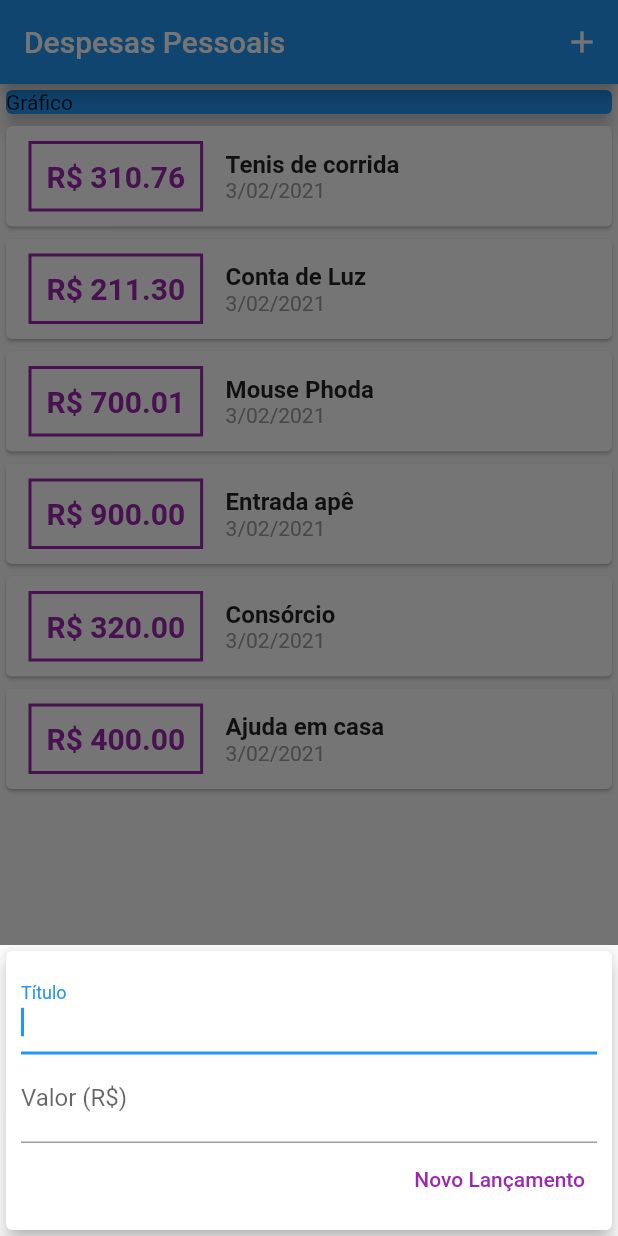
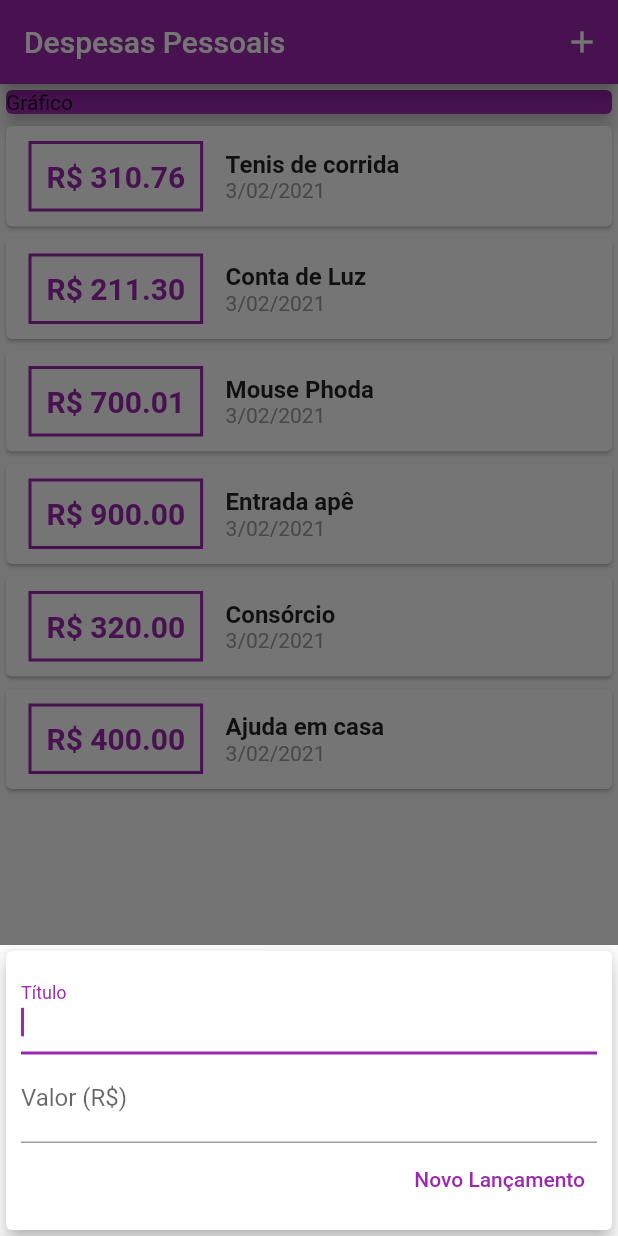
Before and after one commit to davidborelli/expenses, a Flutter app: the screen it shows after launch, after a tap on the "add" icon, on a phone screen of 412 x 824 dp. Run offline on Flutter 3.47's test engine with Material 2 defaults, Android fonts, the phone set to English and light mode, and no system bars.

Commit message:
feat: add theme color

```diff
--- a/lib/components/transaction_form.dart
+++ b/lib/components/transaction_form.dart
@@ -1,7 +1,8 @@
 import 'package:flutter/material.dart';
 
 class TransactionForm extends StatefulWidget {
-  final void Function(String title, double value, BuildContext context) addTransaction;
+  final void Function(String title, double value, BuildContext context)
+      addTransaction;
 
   TransactionForm(this.addTransaction);
 
@@ -58,7 +59,9 @@ class _TransactionFormState extends State<TransactionForm> {
                     onPressed: () => _submitForm(context),
                     child: Text(
                       'Novo Lançamento',
-                      style: TextStyle(color: Colors.purple),
+                      style: TextStyle(
+                        color: Theme.of(context).primaryColor,
+                      ),
                     ),
                   ),
                 ],
--- a/lib/components/transaction_list.dart
+++ b/lib/components/transaction_list.dart
@@ -20,8 +20,7 @@ class TransactionList extends StatelessWidget {
             child: Row(
               children: [
                 Container(
-                  margin:
-                      EdgeInsets.symmetric(horizontal: 15, vertical: 10),
+                  margin: EdgeInsets.symmetric(horizontal: 15, vertical: 10),
                   decoration: BoxDecoration(
                     border: Border.all(
                       color: Colors.purple,
--- a/lib/main.dart
+++ b/lib/main.dart
@@ -12,6 +12,10 @@ class ExpensesApp extends StatelessWidget {
   Widget build(BuildContext context) {
     return MaterialApp(
       home: MyHomePage(),
+      theme: ThemeData(
+        primarySwatch: Colors.purple,
+        accentColor: Colors.amber
+      ),
     );
   }
 }
@@ -101,7 +105,7 @@ class _MyHomePageState extends State<MyHomePage> {
           children: [
             Container(
               child: Card(
-                color: Colors.blue,
+                color: Theme.of(context).primaryColor,
                 child: Text('Gráfico'),
                 elevation: 5,
               ),
@@ -114,7 +118,7 @@ class _MyHomePageState extends State<MyHomePage> {
         icon: Icon(
           Icons.add_circle,
           size: 40,
-          color: Colors.blue,
+          color: Theme.of(context).accentColor,
         ),
         onPressed: () => _openTransactionFormModal(context),
       ),
```
